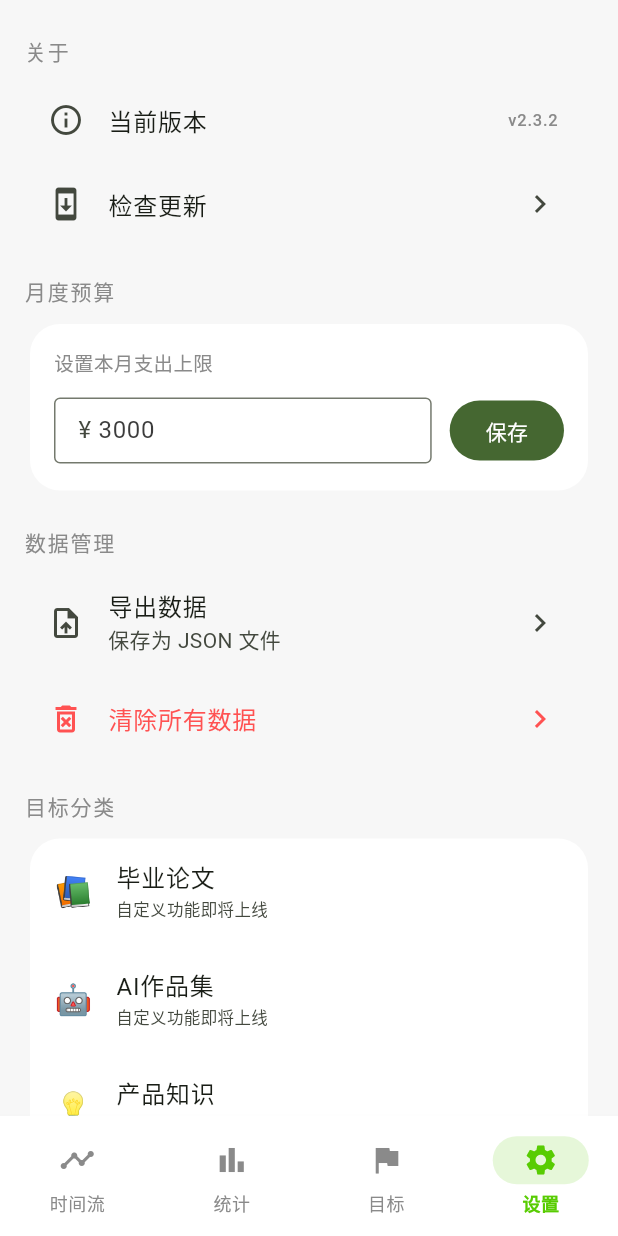
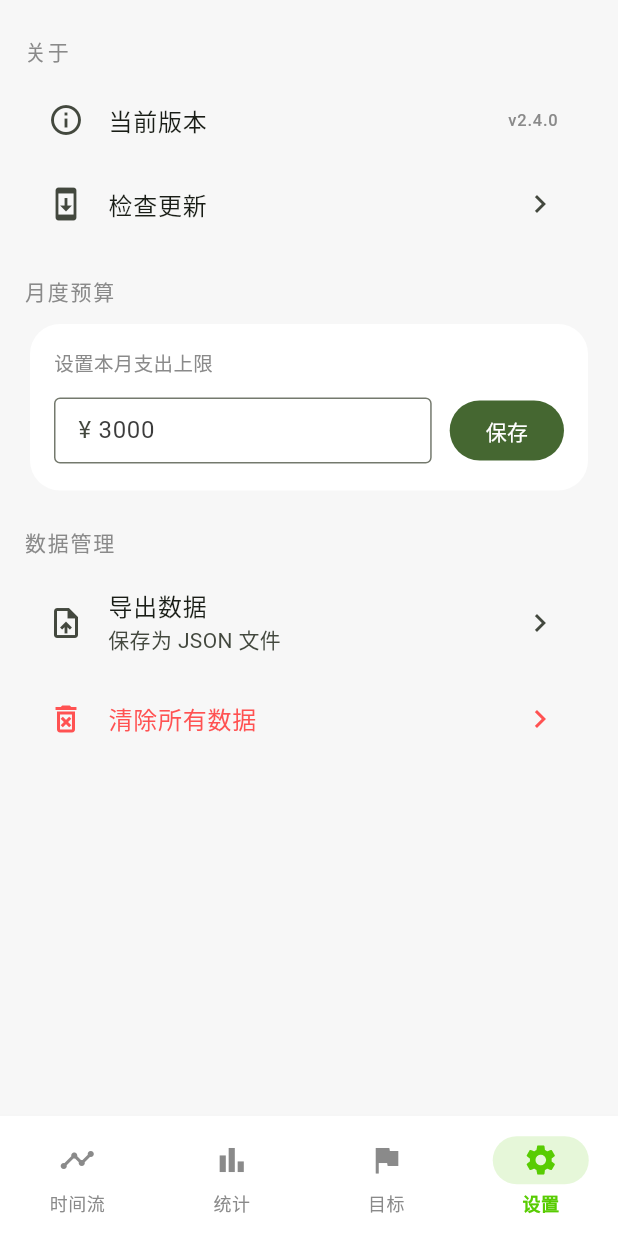
Before and after one commit to J-ade-g/life-tracker, a Flutter app: the screen it shows after launch, item 4 of the bottom bar chosen, on a phone screen of 412 x 824 dp. Run offline on Flutter 3.47's test engine with Material 3 defaults, Android fonts, the phone set to English and light mode, and no system bars; our stand-ins replace fl_chart, hive_flutter, open_file, package_info_plus; accounts and stored records are empty; network calls fail.

Commit message:
v2.4.0: fix goal detail dark cards, remove settings placeholder, add date to todo

```diff
--- a/lib/screens/settings_screen.dart
+++ b/lib/screens/settings_screen.dart
@@ -228,29 +228,7 @@ class _SettingsScreenState extends State<SettingsScreen> {
             onTap: _clearAllData,
           ),
 
-          const SizedBox(height: 20),
 
-          // ── Goal categories ────────────────────────────────────────────
-          const _SectionHeader(title: '目标分类'),
-          Card(
-            child: Column(
-              children: GoalCategory.values
-                  .map(
-                    (cat) => ListTile(
-                      leading: Text(
-                        cat.emoji,
-                        style: const TextStyle(fontSize: 20),
-                      ),
-                      title: Text(cat.label),
-                      subtitle: const Text(
-                        '自定义功能即将上线',
-                        style: TextStyle(fontSize: 11),
-                      ),
-                    ),
-                  )
-                  .toList(),
-            ),
-          ),
         ],
       ),
     );
--- a/pubspec.yaml
+++ b/pubspec.yaml
@@ -16,7 +16,7 @@ publish_to: 'none' # Remove this line if you wish to publish to pub.dev
 # https://developer.apple.com/library/archive/documentation/General/Reference/InfoPlistKeyReference/Articles/CoreFoundationKeys.html
 # In Windows, build-name is used as the major, minor, and patch parts
 # of the product and file versions while build-number is used as the build suffix.
-version: 2.3.2+12
+version: 2.4.0+13
 
 environment:
   sdk: ^3.7.0
--- a/update.json
+++ b/update.json
@@ -1,6 +1,6 @@
 {
-  "version": "2.3.2",
-  "tag": "v2.3.2",
-  "apk_url": "https://github.com/J-ade-g/life-tracker/releases/download/v2.3.2/app-release.apk",
+  "version": "2.4.0",
+  "tag": "v2.4.0",
+  "apk_url": "https://github.com/J-ade-g/life-tracker/releases/download/v2.4.0/app-release.apk",
   "notes": "弹窗全部亮色统一 + 时间输入改文本框 + 3D按钮"
 }
```
Also changed, not shown: lib/screens/goals_screen.dart (+14 -20 lines).
